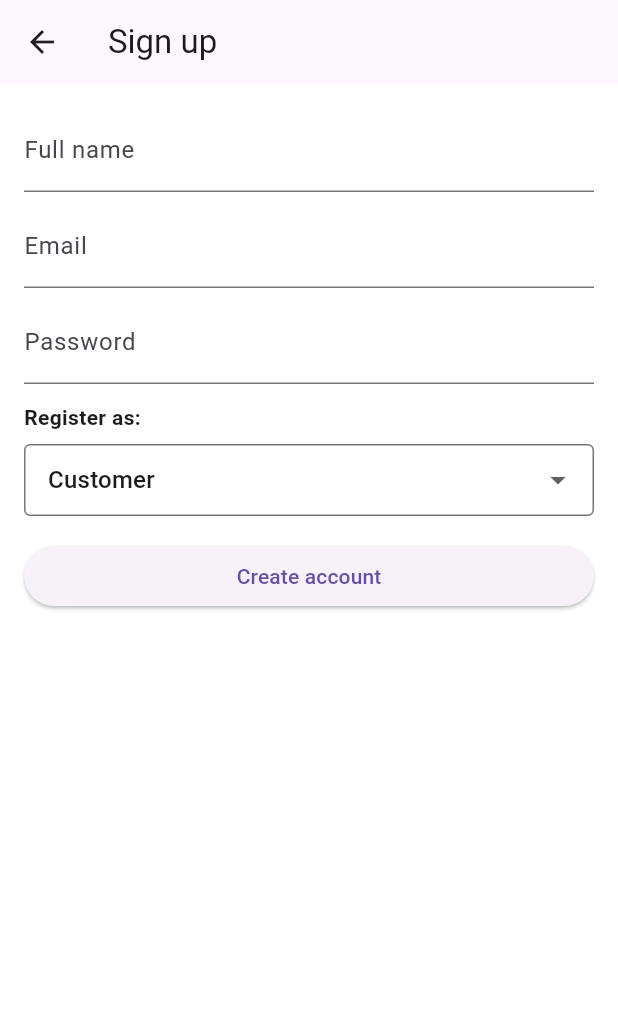
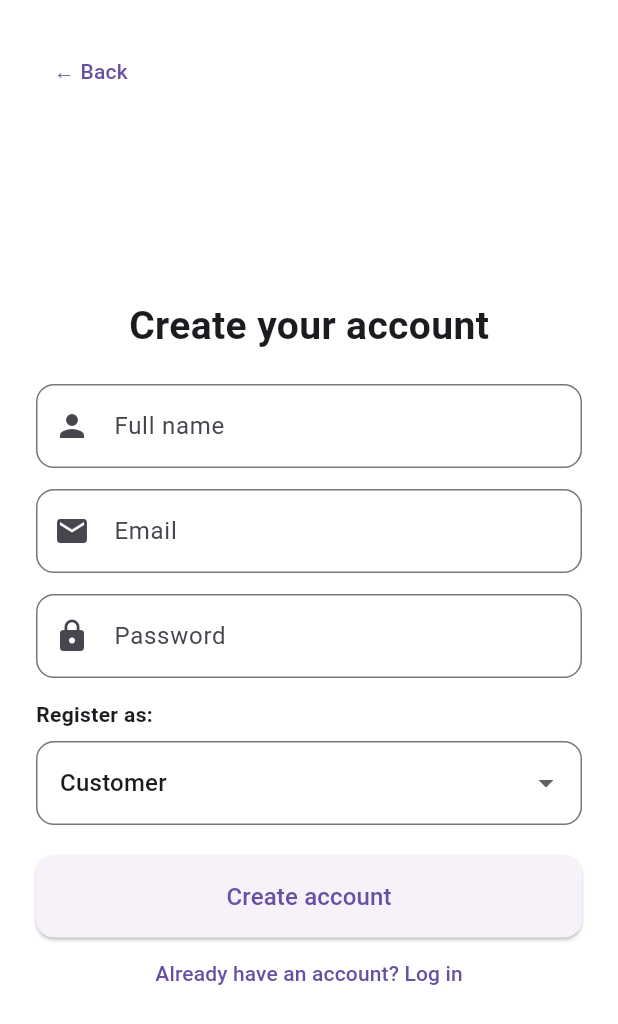
Before and after one commit to rtamb0/incanteen, a Flutter app: the SignupPage screen opened by its route, on a phone screen of 412 x 824 dp. Shown: the top 1024 px of the screen. Run offline on Flutter 3.47's test engine with Material 3 defaults, Android fonts, the phone set to English and light mode, and no system bars; our stand-ins replace cloud_firestore, dio, firebase_auth, firebase_core, firebase_messaging, shared_preferences; missing offline and left inert: dart_jsonwebtoken; accounts and stored records are empty.

Commit message:
Update signup page UI/UX to match login page
Co-authored-by: rtamb0 <135024553+rtamb0@users.noreply.github.com>

```diff
--- a/lib/pages/auth/signup_page.dart
+++ b/lib/pages/auth/signup_page.dart
@@ -1,4 +1,8 @@
 import 'package:flutter/material.dart';
+import 'package:incanteen/services/auth/auth_service.dart';
+import 'package:incanteen/routes/routes_constants.dart';
+import 'package:firebase_auth/firebase_auth.dart';
+import 'package:incanteen/constants/validation_constants.dart';
 
 class SignupPage extends StatefulWidget {
   // Use super.key to satisfy the use_super_parameters lint/info.
@@ -16,7 +20,8 @@ class _SignupPageState extends State<SignupPage> {
 
   // Role selection
   String _role = 'customer';
-  bool _loading = false;
+  bool _isLoading = false;
+  String? _errorMessage;
 
   @override
   void dispose() {
@@ -28,62 +33,139 @@ class _SignupPageState extends State<SignupPage> {
 
   Future<void> _submit() async {
     if (!_formKey.currentState!.validate()) return;
-    setState(() => _loading = true);
+
+    setState(() {
+      _isLoading = true;
+      _errorMessage = null;
+    });
+
     try {
-      // submit logic...
+      await AuthService().signUp(
+        _emailCtl.text.trim(),
+        _passCtl.text.trim(),
+        _nameCtl.text.trim(),
+        _role,
+      );
+
+      if (!mounted) return;
+      // Pop all routes and return to root - auth state listener will handle redirect
+      Navigator.popUntil(context, (route) => route.isFirst);
+    } on FirebaseAuthException catch (e) {
+      setState(() {
+        _errorMessage = switch (e.code) {
+          'invalid-email' => "Invalid email format.",
+          'email-already-in-use' => "Email is already registered.",
+          'weak-password' => "Password is too weak.",
+          _ => e.message ?? "Sign up failed.",
+        };
+      });
+    } catch (e) {
+      setState(() => _errorMessage = "Unexpected error occurred.");
     } finally {
-      if (mounted) setState(() => _loading = false);
+      // Prevent calling setState after unmount
+      if (mounted) {
+        setState(() => _isLoading = false);
+      }
     }
   }
 
   @override
   Widget build(BuildContext context) {
     return Scaffold(
-      appBar: AppBar(title: const Text('Sign up')),
       body: SafeArea(
         child: Padding(
-          padding: const EdgeInsets.all(16.0),
+          padding: const EdgeInsets.all(24),
+          child: Column(
+            children: [
+              // Back button aligned to top-left
+              Align(
+                alignment: Alignment.centerLeft,
+                child: TextButton(
+                  onPressed: () => Navigator.pop(context),
+                  child: const Text("← Back"),
+                ),
+              ),
+              // Vertically centered form
+              Expanded(
+                child: Center(
+                  child: SingleChildScrollView(
                     child: Form(
                       key: _formKey,
-            child: ListView(
+                      child: Column(
+                        mainAxisSize: MainAxisSize.min,
                         children: [
+                          const Text(
+                            "Create your account",
+                            style: TextStyle(fontSize: 26, fontWeight: FontWeight.bold),
+                          ),
+                          const SizedBox(height: 20),
                           TextFormField(
                             controller: _nameCtl,
-                  decoration: const InputDecoration(labelText: 'Full name'),
+                            decoration: InputDecoration(
+                              labelText: "Full name",
+                              prefixIcon: const Icon(Icons.person),
+                              border: OutlineInputBorder(
+                                borderRadius: BorderRadius.circular(12),
+                              ),
+                            ),
                             validator: (v) => (v != null && v.trim().isNotEmpty)
                                 ? null
                                 : 'Enter your name',
                           ),
-                const SizedBox(height: 8),
+                          const SizedBox(height: 14),
                           TextFormField(
                             controller: _emailCtl,
-                  decoration: const InputDecoration(labelText: 'Email'),
-                  validator: (v) =>
-                      (v != null && v.contains('@')) ? null : 'Enter email',
+                            keyboardType: TextInputType.emailAddress,
+                            decoration: InputDecoration(
+                              labelText: "Email",
+                              prefixIcon: const Icon(Icons.email),
+                              border: OutlineInputBorder(
+                                borderRadius: BorderRadius.circular(12),
+                              ),
+                            ),
+                            validator: (value) {
+                              if (value == null || value.isEmpty) {
+                                return "Email is required";
+                              }
+                              if (!ValidationConstants.emailRegex.hasMatch(value)) {
+                                return "Invalid email format";
+                              }
+                              return null;
+                            },
+                          ),
+                          const SizedBox(height: 14),
+                          TextFormField(
+                            controller: _passCtl,
+                            obscureText: true,
+                            decoration: InputDecoration(
+                              labelText: "Password",
+                              prefixIcon: const Icon(Icons.lock),
+                              border: OutlineInputBorder(
+                                borderRadius: BorderRadius.circular(12),
+                              ),
+                            ),
+                            validator: (value) => value != null && value.length < ValidationConstants.minPasswordLength
+                                ? "Minimum ${ValidationConstants.minPasswordLength} characters"
+                                : null,
+                          ),
+                          const SizedBox(height: 14),
+                          const Align(
+                            alignment: Alignment.centerLeft,
+                            child: Text(
+                              'Register as:',
+                              style: TextStyle(fontWeight: FontWeight.w600, fontSize: 14),
+                            ),
                           ),
                           const SizedBox(height: 8),
-                TextFormField(
-                  controller: _passCtl,
-                  decoration: const InputDecoration(labelText: 'Password'),
-                  obscureText: true,
-                  validator: (v) =>
-                      (v != null && v.length >= 6) ? null : 'Min 6 chars',
+                          DropdownButtonFormField<String>(
+                            value: _role,
+                            decoration: InputDecoration(
+                              border: OutlineInputBorder(
+                                borderRadius: BorderRadius.circular(12),
                               ),
-                const SizedBox(height: 12),
-                const Text(
-                  'Register as:',
-                  style: TextStyle(fontWeight: FontWeight.w600),
-                ),
-                const SizedBox(height: 8),
-
-                // Use initialValue instead of deprecated 'value' property.
-                DropdownButtonFormField<String>(
-                  initialValue: _role,
-                  decoration: const InputDecoration(
-                    border: OutlineInputBorder(),
-                    contentPadding: EdgeInsets.symmetric(
+                              contentPadding: const EdgeInsets.symmetric(
                                 horizontal: 12,
-                      vertical: 8,
+                                vertical: 16,
                               ),
                             ),
                             items: const [
@@ -100,20 +182,47 @@ class _SignupPageState extends State<SignupPage> {
                             validator: (v) =>
                                 (v == null || v.isEmpty) ? 'Choose a role' : null,
                           ),
-
-                const SizedBox(height: 16),
-                if (_loading)
-                  const Center(child: CircularProgressIndicator())
-                else
-                  ElevatedButton(
-                    onPressed: _submit,
-                    child: const Text('Create account'),
+                          if (_errorMessage != null)
+                            Padding(
+                              padding: const EdgeInsets.only(top: 12),
+                              child: Text(
+                                _errorMessage!,
+                                style: const TextStyle(color: Colors.red),
+                              ),
+                            ),
+                          const SizedBox(height: 20),
+                          SizedBox(
+                            width: double.infinity,
+                            child: ElevatedButton(
+                              onPressed: _isLoading ? null : _submit,
+                              style: ElevatedButton.styleFrom(
+                                padding: const EdgeInsets.symmetric(vertical: 16),
+                                shape: RoundedRectangleBorder(
+                                  borderRadius: BorderRadius.circular(12),
+                                ),
+                              ),
+                              child: _isLoading
+                                  ? const CircularProgressIndicator(color: Colors.white)
+                                  : const Text("Create account", style: TextStyle(fontSize: 16)),
+                            ),
+                          ),
+                          TextButton(
+                            onPressed: () => Navigator.pushNamed(
+                              context,
+                              RoutesConstants.loginRoute,
+                            ),
+                            child: const Text("Already have an account? Log in"),
                           ),
                         ],
                       ),
                     ),
                   ),
                 ),
+              ),
+            ],
+          ),
+        ),
+      ),
     );
   }
 }
```
Lines whose indentation alone changed are shown as unchanged.
